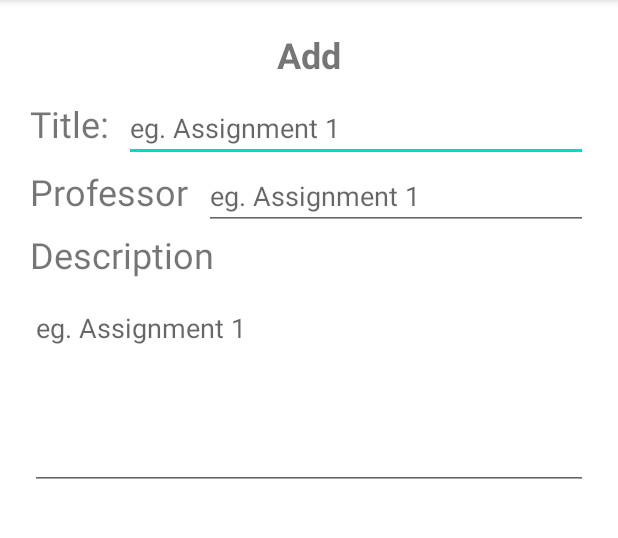
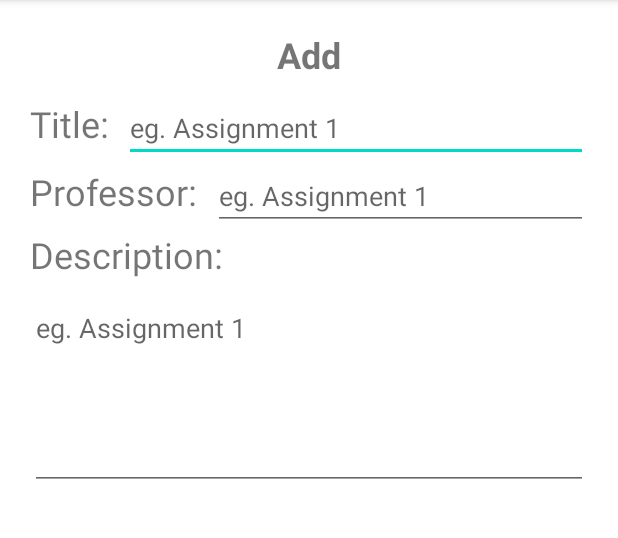
Before and after one commit to manvirSaini/Comp370-Infinity, an Android app: the AddActivity screen opened directly, with no data from a screen before it, on a phone screen of 412 x 824 dp, the part 84-622 px from its top. Run offline under Robolectric (Android 15) with nearby library versions, the phone set to English and light mode, and no system bars; our stand-ins replace EventBus.

Commit message:
UI changes

```diff
--- a/app/src/main/res/layout/activity_add.xml
+++ b/app/src/main/res/layout/activity_add.xml
@@ -54,7 +54,7 @@
             android:layout_width="wrap_content"
             android:layout_height="wrap_content"
             android:paddingRight="10dp"
-            android:text="Professor"
+            android:text="Professor:"
             android:textSize="24sp" />
 
 
@@ -79,7 +79,7 @@
             android:layout_width="wrap_content"
             android:layout_height="wrap_content"
             android:paddingRight="10dp"
-            android:text="Description"
+            android:text="Description:"
             android:layout_marginBottom="10dp"
             android:textSize="24sp" />
         <EditText
```
